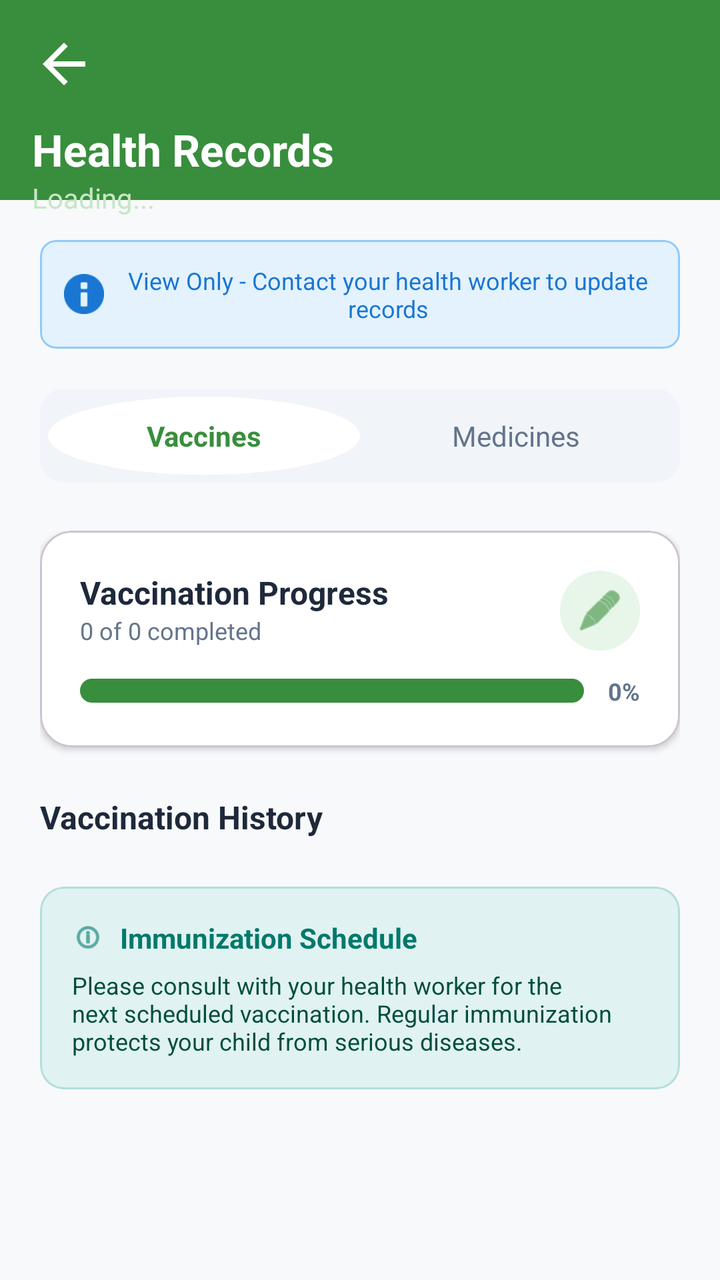
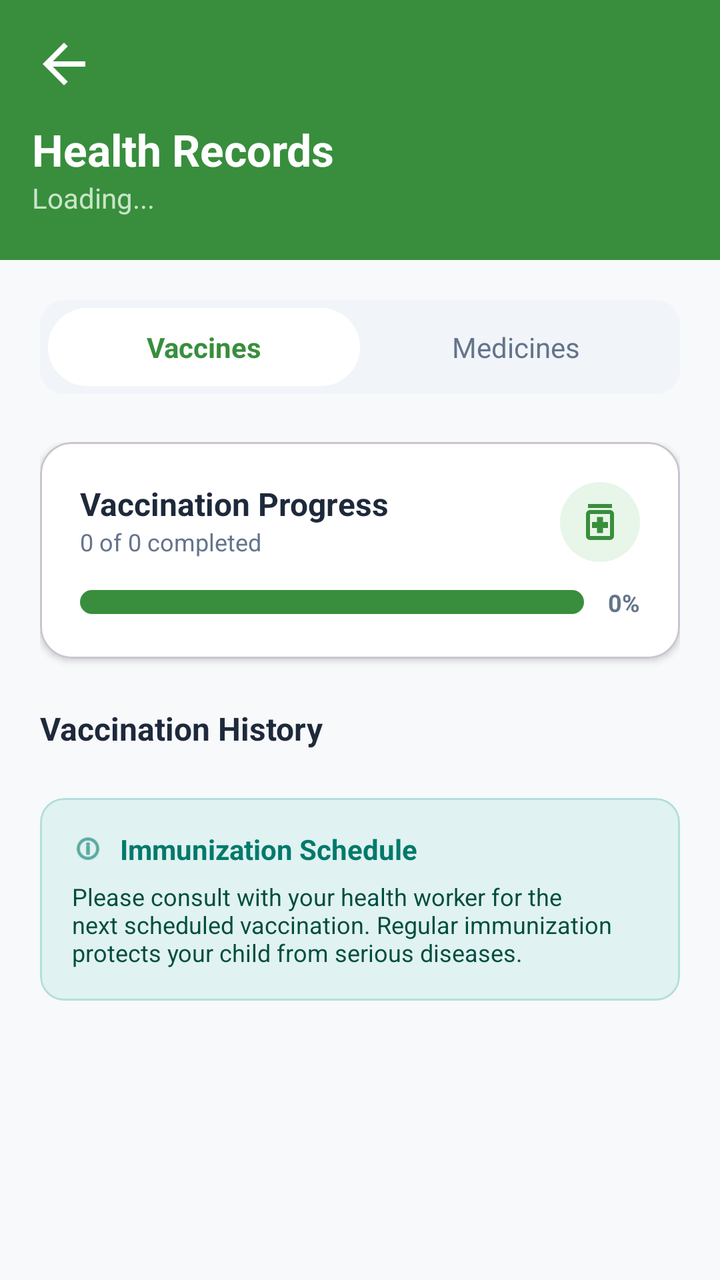

Compare the two renders of this Android layout. The source of the first and the diff that turns it into the second are given below.
<!-- AndroidManifest.xml: application theme Theme.Mobicare -->
<!-- res/layout/fragment_health_records.xml -->
<?xml version="1.0" encoding="utf-8"?>
<androidx.constraintlayout.widget.ConstraintLayout xmlns:android="http://schemas.android.com/apk/res/android"
    xmlns:app="http://schemas.android.com/apk/res-auto"
    android:layout_width="match_parent"
    android:layout_height="match_parent"
    android:background="#F8F9FA">

    <View
        android:id="@+id/headerView"
        android:layout_width="match_parent"
        android:layout_height="100dp"
        android:background="#388E3C"
        app:layout_constraintTop_toTopOf="parent" />

    <ImageView
        android:id="@+id/btnBackRecords"
        android:layout_width="32dp"
        android:layout_height="32dp"
        android:layout_marginStart="16dp"
        android:layout_marginTop="16dp"
        android:src="@drawable/ic_back"
        app:layout_constraintStart_toStartOf="parent"
        app:layout_constraintTop_toTopOf="parent"
        app:tint="@color/pure_white" />

    <TextView
        android:id="@+id/tvTitle"
        android:layout_width="wrap_content"
        android:layout_height="wrap_content"
        android:layout_marginStart="16dp"
        android:layout_marginTop="12dp"
        android:text="Health Records"
        android:textColor="@color/pure_white"
        android:textSize="22sp"
        android:textStyle="bold"
        app:layout_constraintStart_toStartOf="parent"
        app:layout_constraintTop_toBottomOf="@+id/btnBackRecords" />

    <TextView
        android:id="@+id/tvChildSubtitle"
        android:layout_width="wrap_content"
        android:layout_height="wrap_content"
        android:text="Loading..."
        android:textColor="#C8E6C9"
        android:textSize="14sp"
        app:layout_constraintStart_toStartOf="@+id/tvTitle"
        app:layout_constraintTop_toBottomOf="@+id/tvTitle" />

    <androidx.core.widget.NestedScrollView
        android:layout_width="match_parent"
        android:layout_height="0dp"
        android:fillViewport="true"
        app:layout_constraintBottom_toBottomOf="parent"
        app:layout_constraintTop_toBottomOf="@+id/headerView">

        <LinearLayout
            android:layout_width="match_parent"
            android:layout_height="wrap_content"
            android:orientation="vertical"
            android:padding="20dp">

            <com.google.android.material.card.MaterialCardView
                android:layout_width="match_parent"
                android:layout_height="wrap_content"
                android:layout_marginBottom="20dp"
                app:cardBackgroundColor="#E3F2FD"
                app:cardCornerRadius="8dp"
                app:cardElevation="0dp"
                app:strokeColor="#90CAF9"
                app:strokeWidth="1dp">
                <LinearLayout android:layout_width="match_parent" android:layout_height="wrap_content" android:gravity="center" android:orientation="horizontal" android:padding="12dp">
                    <ImageView android:layout_width="20dp" android:layout_height="20dp" android:src="@android:drawable/ic_dialog_info" app:tint="#1976D2" />
                    <TextView android:layout_width="wrap_content" android:layout_height="wrap_content" android:layout_marginStart="8dp" android:text="View Only - Contact your health worker to update records" android:textAlignment="center" android:textColor="#1976D2" android:textSize="12sp" />
                </LinearLayout>
            </com.google.android.material.card.MaterialCardView>

            <LinearLayout
                android:layout_width="match_parent"
                android:layout_height="wrap_content"
                android:layout_marginBottom="24dp"
                android:background="@drawable/bg_stat_box"
                android:orientation="horizontal"
                android:padding="4dp">

                <TextView
                    android:id="@+id/tabVaccines"
                    android:layout_width="0dp"
                    android:layout_height="wrap_content"
                    android:layout_weight="1"
                    android:background="@drawable/circle_white"
                    android:gravity="center"
                    android:paddingVertical="10dp"
                    android:text="Vaccines"
                    android:textColor="#388E3C"
                    android:textStyle="bold" />

                <TextView
                    android:id="@+id/tabMedicines"
                    android:layout_width="0dp"
                    android:layout_height="wrap_content"
                    android:layout_weight="1"
                    android:gravity="center"
                    android:paddingVertical="10dp"
                    android:text="Medicines"
                    android:textColor="#64748B" />
            </LinearLayout>

            <LinearLayout
                android:id="@+id/sectionVaccines"
                android:layout_width="match_parent"
                android:layout_height="wrap_content"
                android:orientation="vertical">

                <com.google.android.material.card.MaterialCardView
                    android:layout_width="match_parent"
                    android:layout_height="wrap_content"
                    android:layout_marginBottom="24dp"
                    app:cardBackgroundColor="@android:color/white"
                    app:cardCornerRadius="16dp"
                    app:cardElevation="2dp">
                    <androidx.constraintlayout.widget.ConstraintLayout android:layout_width="match_parent" android:layout_height="wrap_content" android:padding="20dp">
                        <TextView android:id="@+id/lblProg" android:layout_width="wrap_content" android:layout_height="wrap_content" android:text="Vaccination Progress" android:textColor="#1E293B" android:textSize="16sp" android:textStyle="bold" app:layout_constraintStart_toStartOf="parent" app:layout_constraintTop_toTopOf="parent" />
                        <TextView android:id="@+id/tvProgressText" android:layout_width="wrap_content" android:layout_height="wrap_content" android:text="0 of 0 completed" android:textColor="#64748B" android:textSize="12sp" app:layout_constraintStart_toStartOf="parent" app:layout_constraintTop_toBottomOf="@+id/lblProg" />

                        <ImageView android:layout_width="40dp" android:layout_height="40dp" android:background="@drawable/circle_green" android:backgroundTint="#E8F5E9" android:padding="8dp" android:src="@android:drawable/ic_menu_edit" app:layout_constraintEnd_toEndOf="parent" app:layout_constraintTop_toTopOf="parent" app:tint="#388E3C" />

                        <ProgressBar android:id="@+id/pbVaccine" style="?android:attr/progressBarStyleHorizontal" android:layout_width="0dp" android:layout_height="12dp" android:layout_marginTop="16dp" android:progress="0" android:progressDrawable="@drawable/bg_stat_box" android:progressTint="#388E3C" app:layout_constraintEnd_toStartOf="@+id/tvPercent" app:layout_constraintStart_toStartOf="parent" app:layout_constraintTop_toBottomOf="@+id/tvProgressText" android:layout_marginEnd="12dp"/>
                        <TextView android:id="@+id/tvPercent" android:layout_width="wrap_content" android:layout_height="wrap_content" android:text="0%" android:textColor="#64748B" android:textSize="12sp" android:textStyle="bold" app:layout_constraintBottom_toBottomOf="@+id/pbVaccine" app:layout_constraintEnd_toEndOf="parent" app:layout_constraintTop_toTopOf="@+id/pbVaccine" />
                    </androidx.constraintlayout.widget.ConstraintLayout>
                </com.google.android.material.card.MaterialCardView>

                <TextView
                    android:layout_width="wrap_content"
                    android:layout_height="wrap_content"
                    android:layout_marginBottom="12dp"
                    android:text="Vaccination History"
                    android:textColor="#1E293B"
                    android:textSize="16sp"
                    android:textStyle="bold" />

                <LinearLayout
                    android:id="@+id/llFullVaccineHistory"
                    android:layout_width="match_parent"
                    android:layout_height="wrap_content"
                    android:orientation="vertical" />

                <com.google.android.material.card.MaterialCardView
                    android:layout_width="match_parent"
                    android:layout_height="wrap_content"
                    android:layout_marginTop="12dp"
                    app:cardBackgroundColor="#E0F2F1"
                    app:cardCornerRadius="12dp"
                    app:cardElevation="0dp"
                    app:strokeColor="#B2DFDB"
                    app:strokeWidth="1dp">
                    <LinearLayout android:layout_width="match_parent" android:layout_height="wrap_content" android:orientation="vertical" android:padding="16dp">
                        <LinearLayout android:layout_width="wrap_content" android:layout_height="wrap_content" android:gravity="center_vertical" android:orientation="horizontal">
                            <ImageView android:layout_width="16dp" android:layout_height="16dp" android:src="@android:drawable/ic_menu_info_details" app:tint="#00796B" />
                            <TextView android:layout_width="wrap_content" android:layout_height="wrap_content" android:layout_marginStart="8dp" android:text="Immunization Schedule" android:textColor="#00796B" android:textStyle="bold" />
                        </LinearLayout>
                        <TextView android:layout_width="match_parent" android:layout_height="wrap_content" android:layout_marginTop="6dp" android:text="Please consult with your health worker for the next scheduled vaccination. Regular immunization protects your child from serious diseases." android:textColor="#004D40" android:textSize="12sp" />
                    </LinearLayout>
                </com.google.android.material.card.MaterialCardView>
            </LinearLayout>

        </LinearLayout>
    </androidx.core.widget.NestedScrollView>
</androidx.constraintlayout.widget.ConstraintLayout>
<!-- resources referenced by this layout -->
<resources>
  <color name="pure_white">#FFFFFF</color>
  <!-- drawable bg_stat_box (drawable) -->
  <?xml version="1.0" encoding="utf-8"?>
  <shape xmlns:android="http://schemas.android.com/apk/res/android"
      android:shape="rectangle">
  
      <solid android:color="#F1F5F9" />
  
      <corners android:radius="12dp" />
  
  </shape>
  <!-- drawable circle_green (drawable) -->
  <?xml version="1.0" encoding="utf-8"?>
  <shape xmlns:android="http://schemas.android.com/apk/res/android"
      android:shape="oval">
  
      <solid android:color="#388E3C" />
  
  </shape>
  <!-- drawable circle_white (drawable) -->
  <?xml version="1.0" encoding="utf-8"?>
  <shape xmlns:android="http://schemas.android.com/apk/res/android"
      android:shape="oval">
      <solid android:color="@color/pure_white" />
  </shape>
  <!-- drawable ic_back (drawable) -->
  <vector xmlns:android="http://schemas.android.com/apk/res/android" android:autoMirrored="true" android:height="24dp" android:tint="#000000" android:viewportHeight="960" android:viewportWidth="960" android:width="24dp">
        
      <path android:fillColor="@android:color/white" android:pathData="M313,520L537,744L480,800L160,480L480,160L537,216L313,440L800,440L800,520L313,520Z"/>
      
  </vector>
  <style name="Theme.Mobicare" parent="Base.Theme.Mobicare" />
  <style name="Base.Theme.Mobicare" parent="Theme.Material3.DayNight.NoActionBar">
          <item name="android:fontFamily">sans-serif</item>
          <item name="fontFamily">sans-serif</item>
          <item name="colorPrimary">@color/healing_green</item>
          <item name="colorOnPrimary">@color/pure_white</item>
          <item name="colorPrimaryContainer">@color/healing_green</item>
          <item name="colorOnPrimaryContainer">@color/pure_white</item>
          <item name="android:statusBarColor">#155A91</item>
      </style>
  <color name="healing_green">#388E3C</color>
</resources>

<!-- the commit's change to res/layout/fragment_health_records.xml (unified diff, before → after) -->
@@ -8,7 +8,7 @@
     <View
         android:id="@+id/headerView"
         android:layout_width="match_parent"
-        android:layout_height="100dp"
+        android:layout_height="130dp"
         android:background="#388E3C"
         app:layout_constraintTop_toTopOf="parent" />
 
@@ -22,6 +22,22 @@
         app:layout_constraintStart_toStartOf="parent"
         app:layout_constraintTop_toTopOf="parent"
         app:tint="@color/pure_white" />
+
+    <com.google.android.material.button.MaterialButton
+        android:id="@+id/btnEditRecord"
+        style="@style/Widget.MaterialComponents.Button.TextButton"
+        android:layout_width="wrap_content"
+        android:layout_height="wrap_content"
+        android:layout_marginEnd="16dp"
+        android:text="EDIT"
+        android:textColor="@color/pure_white"
+        android:textStyle="bold"
+        android:visibility="gone"
+        app:icon="@android:drawable/ic_menu_edit"
+        app:iconTint="@color/pure_white"
+        app:layout_constraintBottom_toBottomOf="@+id/tvChildSubtitle"
+        app:layout_constraintEnd_toEndOf="parent"
+        app:layout_constraintTop_toTopOf="@+id/tvTitle" />
 
     <TextView
         android:id="@+id/tvTitle"
@@ -60,9 +76,11 @@
             android:padding="20dp">
 
             <com.google.android.material.card.MaterialCardView
+                android:id="@+id/cvViewOnlyWarning"
                 android:layout_width="match_parent"
                 android:layout_height="wrap_content"
                 android:layout_marginBottom="20dp"
+                android:visibility="gone"
                 app:cardBackgroundColor="#E3F2FD"
                 app:cardCornerRadius="8dp"
                 app:cardElevation="0dp"
@@ -87,8 +105,7 @@
                     android:layout_width="0dp"
                     android:layout_height="wrap_content"
                     android:layout_weight="1"
-                    android:background="@drawable/circle_white"
-                    android:gravity="center"
+                    android:background="@drawable/bg_active_tab"  android:gravity="center"
                     android:paddingVertical="10dp"
                     android:text="Vaccines"
                     android:textColor="#388E3C"
@@ -109,7 +126,8 @@
                 android:id="@+id/sectionVaccines"
                 android:layout_width="match_parent"
                 android:layout_height="wrap_content"
-                android:orientation="vertical">
+                android:orientation="vertical"
+                android:visibility="visible">
 
                 <com.google.android.material.card.MaterialCardView
                     android:layout_width="match_parent"
@@ -122,7 +140,7 @@
                         <TextView android:id="@+id/lblProg" android:layout_width="wrap_content" android:layout_height="wrap_content" android:text="Vaccination Progress" android:textColor="#1E293B" android:textSize="16sp" android:textStyle="bold" app:layout_constraintStart_toStartOf="parent" app:layout_constraintTop_toTopOf="parent" />
                         <TextView android:id="@+id/tvProgressText" android:layout_width="wrap_content" android:layout_height="wrap_content" android:text="0 of 0 completed" android:textColor="#64748B" android:textSize="12sp" app:layout_constraintStart_toStartOf="parent" app:layout_constraintTop_toBottomOf="@+id/lblProg" />
 
-                        <ImageView android:layout_width="40dp" android:layout_height="40dp" android:background="@drawable/circle_green" android:backgroundTint="#E8F5E9" android:padding="8dp" android:src="@android:drawable/ic_menu_edit" app:layout_constraintEnd_toEndOf="parent" app:layout_constraintTop_toTopOf="parent" app:tint="#388E3C" />
+                        <ImageView android:layout_width="40dp" android:layout_height="40dp" android:background="@drawable/circle_green" android:backgroundTint="#E8F5E9" android:padding="8dp" android:src="@drawable/ic_vaccination" app:layout_constraintEnd_toEndOf="parent" app:layout_constraintTop_toTopOf="parent" app:tint="#388E3C" />
 
                         <ProgressBar android:id="@+id/pbVaccine" style="?android:attr/progressBarStyleHorizontal" android:layout_width="0dp" android:layout_height="12dp" android:layout_marginTop="16dp" android:progress="0" android:progressDrawable="@drawable/bg_stat_box" android:progressTint="#388E3C" app:layout_constraintEnd_toStartOf="@+id/tvPercent" app:layout_constraintStart_toStartOf="parent" app:layout_constraintTop_toBottomOf="@+id/tvProgressText" android:layout_marginEnd="12dp"/>
                         <TextView android:id="@+id/tvPercent" android:layout_width="wrap_content" android:layout_height="wrap_content" android:text="0%" android:textColor="#64748B" android:textSize="12sp" android:textStyle="bold" app:layout_constraintBottom_toBottomOf="@+id/pbVaccine" app:layout_constraintEnd_toEndOf="parent" app:layout_constraintTop_toTopOf="@+id/pbVaccine" />
@@ -132,8 +150,7 @@
                 <TextView
                     android:layout_width="wrap_content"
                     android:layout_height="wrap_content"
-                    android:layout_marginBottom="12dp"
-                    android:text="Vaccination History"
+                    android:layout_marginBottom="12dp"  android:text="Vaccination History"
                     android:textColor="#1E293B"
                     android:textSize="16sp"
                     android:textStyle="bold" />
@@ -145,6 +162,7 @@
                     android:orientation="vertical" />
 
                 <com.google.android.material.card.MaterialCardView
+                    android:id="@+id/cvScheduleNotice"
                     android:layout_width="match_parent"
                     android:layout_height="wrap_content"
                     android:layout_marginTop="12dp"
@@ -161,7 +179,31 @@
                         <TextView android:layout_width="match_parent" android:layout_height="wrap_content" android:layout_marginTop="6dp" android:text="Please consult with your health worker for the next scheduled vaccination. Regular immunization protects your child from serious diseases." android:textColor="#004D40" android:textSize="12sp" />
                     </LinearLayout>
                 </com.google.android.material.card.MaterialCardView>
-            </LinearLayout>
+
+            </LinearLayout> <LinearLayout
+            android:id="@+id/sectionMedicines"
+            android:layout_width="match_parent"
+            android:layout_height="wrap_content"
+            android:orientation="vertical"
+            android:visibility="gone">
+
+            <TextView
+                android:layout_width="wrap_content"
+                android:layout_height="wrap_content"
+                android:layout_marginBottom="12dp"
+                android:text="Medicine History"
+                android:textColor="#1E293B"
+                android:textSize="16sp"
+                android:textStyle="bold" />
+
+            <LinearLayout
+                android:id="@+id/llMedicineHistory"
+                android:layout_width="match_parent"
+                android:layout_height="wrap_content"
+                android:orientation="vertical" />
+
+        </LinearLayout>
+
 
         </LinearLayout>
     </androidx.core.widget.NestedScrollView>
<!-- resource entries referenced after the edit -->
@@ -1,6 +1,14 @@
 <!-- resources referenced by this layout -->
 <resources>
   <color name="pure_white">#FFFFFF</color>
+  <!-- drawable bg_active_tab (drawable) -->
+  <?xml version="1.0" encoding="utf-8"?>
+  <shape xmlns:android="http://schemas.android.com/apk/res/android"
+      android:shape="rectangle">
+      <solid android:color="@android:color/white" />
+  
+      <corners android:radius="100dp" />
+  </shape>
   <!-- drawable bg_stat_box (drawable) -->
   <?xml version="1.0" encoding="utf-8"?>
   <shape xmlns:android="http://schemas.android.com/apk/res/android"
@@ -19,16 +27,16 @@
       <solid android:color="#388E3C" />
   
   </shape>
-  <!-- drawable circle_white (drawable) -->
-  <?xml version="1.0" encoding="utf-8"?>
-  <shape xmlns:android="http://schemas.android.com/apk/res/android"
-      android:shape="oval">
-      <solid android:color="@color/pure_white" />
-  </shape>
   <!-- drawable ic_back (drawable) -->
   <vector xmlns:android="http://schemas.android.com/apk/res/android" android:autoMirrored="true" android:height="24dp" android:tint="#000000" android:viewportHeight="960" android:viewportWidth="960" android:width="24dp">
         
       <path android:fillColor="@android:color/white" android:pathData="M313,520L537,744L480,800L160,480L480,160L537,216L313,440L800,440L800,520L313,520Z"/>
+      
+  </vector>
+  <!-- drawable ic_vaccination (drawable) -->
+  <vector xmlns:android="http://schemas.android.com/apk/res/android" android:height="24dp" android:tint="#000000" android:viewportHeight="960" android:viewportWidth="960" android:width="24dp">
+        
+      <path android:fillColor="@android:color/white" android:pathData="M420,700L540,700L540,600L640,600L640,480L540,480L540,380L420,380L420,480L320,480L320,600L420,600L420,700ZM280,840Q247,840 223.5,816.5Q200,793 200,760L200,320Q200,287 223.5,263.5Q247,240 280,240L680,240Q713,240 736.5,263.5Q760,287 760,320L760,760Q760,793 736.5,816.5Q713,840 680,840L280,840ZM280,760L680,760Q680,760 680,760Q680,760 680,760L680,320Q680,320 680,320Q680,320 680,320L280,320Q280,320 280,320Q280,320 280,320L280,760Q280,760 280,760Q280,760 280,760ZM240,200L240,120L720,120L720,200L240,200ZM280,320L280,320Q280,320 280,320Q280,320 280,320L280,760Q280,760 280,760Q280,760 280,760L280,760Q280,760 280,760Q280,760 280,760L280,320Q280,320 280,320Q280,320 280,320Z"/>
       
   </vector>
   <style name="Theme.Mobicare" parent="Base.Theme.Mobicare" />
